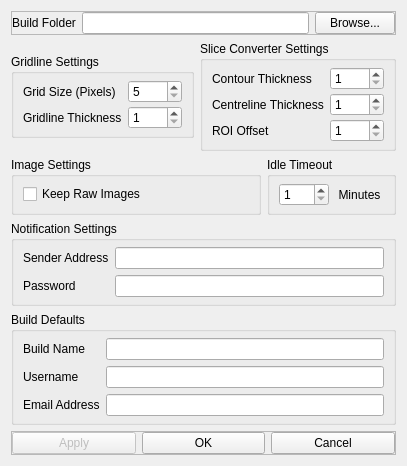
First picture: the form in gui/dialogPreferences.ui, repository Spinarakk/defectmonitor, before the edit.
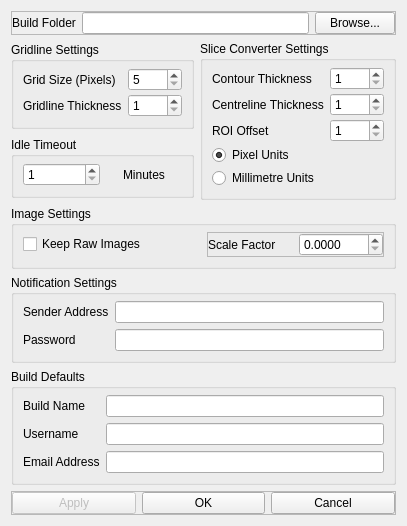
Second picture: the form after the edit.

```diff
--- a/gui/dialogPreferences.ui
+++ b/gui/dialogPreferences.ui
@@ -7,14 +7,14 @@
     <x>0</x>
     <y>0</y>
     <width>356</width>
-    <height>410</height>
+    <height>464</height>
    </rect>
   </property>
   <property name="windowTitle">
    <string>Preferences</string>
   </property>
   <layout class="QGridLayout" name="gridLayout">
-   <item row="8" column="0" colspan="4">
+   <item row="9" column="0" colspan="4">
     <widget class="QFrame" name="frameButtons">
      <property name="sizePolicy">
       <sizepolicy hsizetype="Preferred" vsizetype="Fixed">
@@ -68,7 +68,7 @@
      </layout>
     </widget>
    </item>
-   <item row="6" column="0" colspan="4">
+   <item row="7" column="0" colspan="4">
     <widget class="QGroupBox" name="groupBuildDefaults">
      <property name="title">
       <string>Build Defaults</string>
@@ -77,9 +77,6 @@
       <property name="topMargin">
        <number>6</number>
       </property>
-      <property name="bottomMargin">
-       <number>6</number>
-      </property>
       <item row="1" column="1">
        <widget class="QLineEdit" name="lineBuildName">
         <property name="clearButtonEnabled">
@@ -140,9 +137,6 @@
       <property name="topMargin">
        <number>6</number>
       </property>
-      <property name="bottomMargin">
-       <number>6</number>
-      </property>
       <property name="verticalSpacing">
        <number>3</number>
       </property>
@@ -204,7 +198,7 @@
      </layout>
     </widget>
    </item>
-   <item row="5" column="0" colspan="4">
+   <item row="6" column="0" colspan="4">
     <widget class="QGroupBox" name="groupNotification">
      <property name="title">
       <string>Notification Settings</string>
@@ -213,9 +207,6 @@
       <property name="topMargin">
        <number>6</number>
       </property>
-      <property name="bottomMargin">
-       <number>6</number>
-      </property>
       <item row="1" column="1">
        <widget class="QLineEdit" name="linePassword">
         <property name="clearButtonEnabled">
@@ -247,8 +238,59 @@
      </layout>
     </widget>
    </item>
-   <item row="4" column="2" colspan="2">
+   <item row="0" column="0" colspan="4">
+    <widget class="QFrame" name="frameBuildInfo">
+     <property name="frameShape">
+      <enum>QFrame::StyledPanel</enum>
+     </property>
+     <property name="frameShadow">
+      <enum>QFrame::Raised</enum>
+     </property>
+     <layout class="QHBoxLayout" name="horizontalLayout">
+      <property name="leftMargin">
+       <number>0</number>
+      </property>
+      <property name="topMargin">
+       <number>0</number>
+      </property>
+      <property name="rightMargin">
+       <number>0</number>
+      </property>
+      <property name="bottomMargin">
+       <number>0</number>
+      </property>
+      <item>
+       <widget class="QLabel" name="labelBuildFolder">
+        <property name="text">
+         <string>Build Folder</string>
+        </property>
+       </widget>
+      </item>
+      <item>
+       <widget class="QLineEdit" name="lineBuildFolder">
+        <property name="readOnly">
+         <bool>true</bool>
+        </property>
+       </widget>
+      </item>
+      <item>
+       <widget class="QPushButton" name="pushBrowseBF">
+        <property name="text">
+         <string>Browse...</string>
+        </property>
+       </widget>
+      </item>
+     </layout>
+    </widget>
+   </item>
+   <item row="4" column="0">
     <widget class="QGroupBox" name="groupIdleTimeout">
+     <property name="sizePolicy">
+      <sizepolicy hsizetype="Preferred" vsizetype="Fixed">
+       <horstretch>0</horstretch>
+       <verstretch>0</verstretch>
+      </sizepolicy>
+     </property>
      <property name="toolTip">
       <string>Set to 0 minutes to disable idle notifications.</string>
      </property>
@@ -259,9 +301,6 @@
       <property name="topMargin">
        <number>6</number>
       </property>
-      <property name="bottomMargin">
-       <number>6</number>
-      </property>
       <item>
        <widget class="QSpinBox" name="spinIdleTimeout">
         <property name="toolTip">
@@ -288,29 +327,7 @@
      </layout>
     </widget>
    </item>
-   <item row="4" column="0" colspan="2">
-    <widget class="QGroupBox" name="groupImage">
-     <property name="title">
-      <string>Image Settings</string>
-     </property>
-     <layout class="QGridLayout" name="gridLayout_6">
-      <property name="topMargin">
-       <number>6</number>
-      </property>
-      <property name="bottomMargin">
-       <number>6</number>
-      </property>
-      <item row="0" column="0">
-       <widget class="QCheckBox" name="checkKeepRaw">
-        <property name="text">
-         <string>Keep Raw Images</string>
-        </property>
-       </widget>
-      </item>
-     </layout>
-    </widget>
-   </item>
-   <item row="3" column="1" colspan="3">
+   <item row="3" column="1" rowspan="2" colspan="3">
     <widget class="QGroupBox" name="groupSliceConverter">
      <property name="title">
       <string>Slice Converter Settings</string>
@@ -319,9 +336,6 @@
       <property name="topMargin">
        <number>6</number>
       </property>
-      <property name="bottomMargin">
-       <number>6</number>
-      </property>
       <property name="verticalSpacing">
        <number>3</number>
       </property>
@@ -388,49 +402,90 @@
         </property>
        </widget>
       </item>
+      <item row="4" column="1" colspan="2">
+       <widget class="QRadioButton" name="radioMillimetre">
+        <property name="text">
+         <string>Millimetre Units</string>
+        </property>
+       </widget>
+      </item>
+      <item row="3" column="1" colspan="2">
+       <widget class="QRadioButton" name="radioPixel">
+        <property name="text">
+         <string>Pixel Units</string>
+        </property>
+        <property name="checked">
+         <bool>true</bool>
+        </property>
+       </widget>
+      </item>
      </layout>
     </widget>
    </item>
-   <item row="0" column="0" colspan="4">
-    <widget class="QFrame" name="frameBuildInfo">
-     <property name="frameShape">
-      <enum>QFrame::StyledPanel</enum>
+   <item row="5" column="0" colspan="4">
+    <widget class="QGroupBox" name="groupImage">
+     <property name="title">
+      <string>Image Settings</string>
      </property>
-     <property name="frameShadow">
-      <enum>QFrame::Raised</enum>
-     </property>
-     <layout class="QHBoxLayout" name="horizontalLayout">
-      <property name="leftMargin">
-       <number>0</number>
-      </property>
+     <layout class="QGridLayout" name="gridLayout_6">
       <property name="topMargin">
-       <number>0</number>
+       <number>6</number>
       </property>
-      <property name="rightMargin">
-       <number>0</number>
-      </property>
-      <property name="bottomMargin">
-       <number>0</number>
-      </property>
-      <item>
-       <widget class="QLabel" name="labelBuildFolder">
+      <item row="0" column="0">
+       <widget class="QCheckBox" name="checkKeepRaw">
         <property name="text">
-         <string>Build Folder</string>
+         <string>Keep Raw Images</string>
         </property>
        </widget>
       </item>
-      <item>
-       <widget class="QLineEdit" name="lineBuildFolder">
-        <property name="readOnly">
-         <bool>true</bool>
+      <item row="0" column="1">
+       <widget class="QFrame" name="frame">
+        <property name="frameShape">
+         <enum>QFrame::StyledPanel</enum>
         </property>
-       </widget>
-      </item>
-      <item>
-       <widget class="QPushButton" name="pushBrowseBF">
-        <property name="text">
-         <string>Browse...</string>
+        <property name="frameShadow">
+         <enum>QFrame::Raised</enum>
         </property>
+        <layout class="QHBoxLayout" name="horizontalLayout_4">
+         <property name="leftMargin">
+          <number>0</number>
+         </property>
+         <property name="topMargin">
+          <number>0</number>
+         </property>
+         <property name="rightMargin">
+          <number>0</number>
+         </property>
+         <property name="bottomMargin">
+          <number>0</number>
+         </property>
+         <item>
+          <widget class="QLabel" name="labelScaleFactor">
+           <property name="toolTip">
+            <string>The number of pixels that represent a millimetre. Allowed to be </string>
+           </property>
+           <property name="text">
+            <string>Scale Factor</string>
+           </property>
+          </widget>
+         </item>
+         <item>
+          <widget class="QDoubleSpinBox" name="doubleScaleFactor">
+           <property name="toolTip">
+            <string>0 - 100</string>
+           </property>
+           <property name="decimals">
+            <number>4</number>
+           </property>
+           <property name="maximum">
+            <double>100.000000000000000</double>
+           </property>
+           <property name="singleStep">
+            <double>0.100000000000000</double>
+           </property>
+          </widget>
+         </item>
+        </layout>
        </widget>
       </item>
      </layout>
```
Left out of the diff: 14 changed lines with no effect on the pictures.
